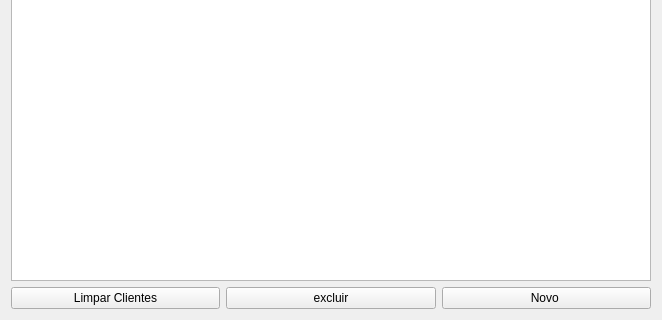
WallacX/Sist.-Gerenciamento-de-rifas, file ui/clientes.ui: the form before one commit; both pictures show x 0 to 662 and y 202 to 522 of the 662 by 522 pixel window.
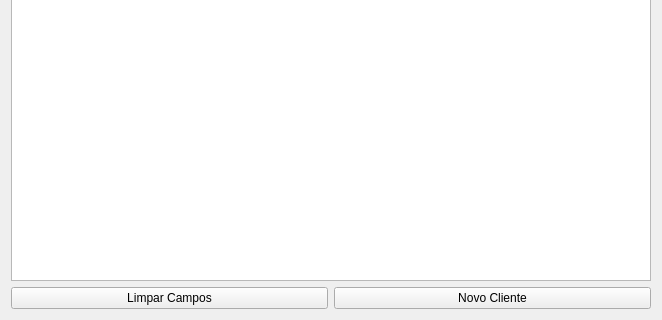
The form after the commit.

Diff of the .ui file:
```diff
--- a/ui/clientes.ui
+++ b/ui/clientes.ui
@@ -7,7 +7,7 @@
     <x>0</x>
     <y>0</y>
     <width>654</width>
-    <height>514</height>
+    <height>491</height>
    </rect>
   </property>
   <property name="windowTitle">
@@ -105,21 +105,14 @@
        <item>
         <widget class="QPushButton" name="limpar_btn">
          <property name="text">
-          <string>Limpar Clientes</string>
-         </property>
-        </widget>
-       </item>
-       <item>
-        <widget class="QPushButton" name="excluir_btn">
-         <property name="text">
-          <string>excluir</string>
+          <string>Limpar Campos</string>
          </property>
         </widget>
        </item>
        <item>
         <widget class="QPushButton" name="novo_btn">
          <property name="text">
-          <string>Novo </string>
+          <string>Novo Cliente</string>
          </property>
         </widget>
        </item>
```
